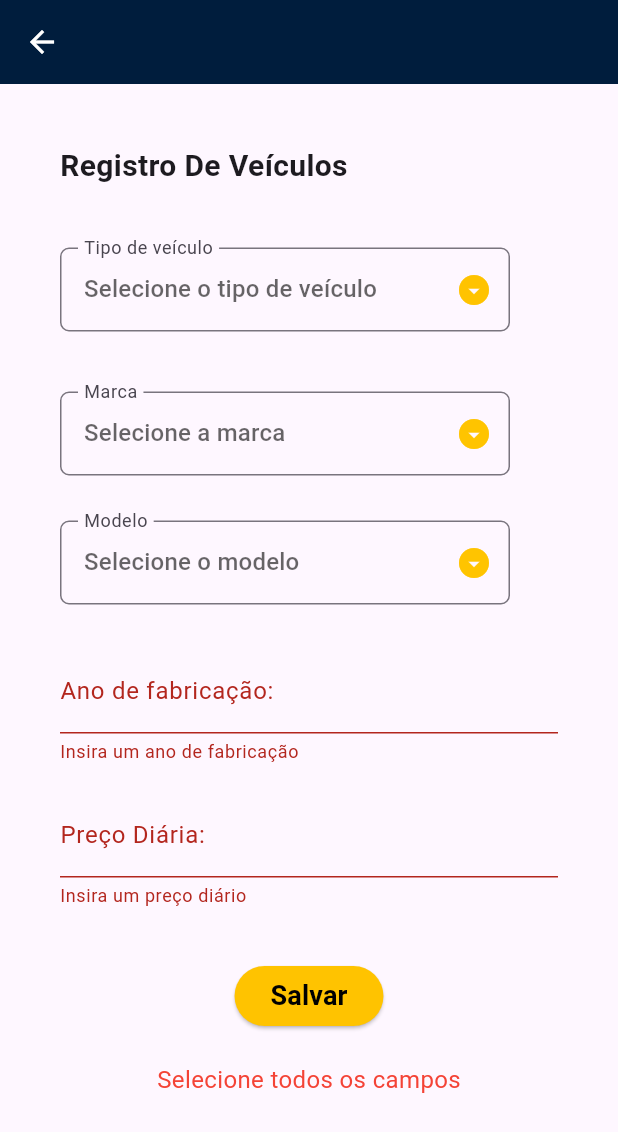
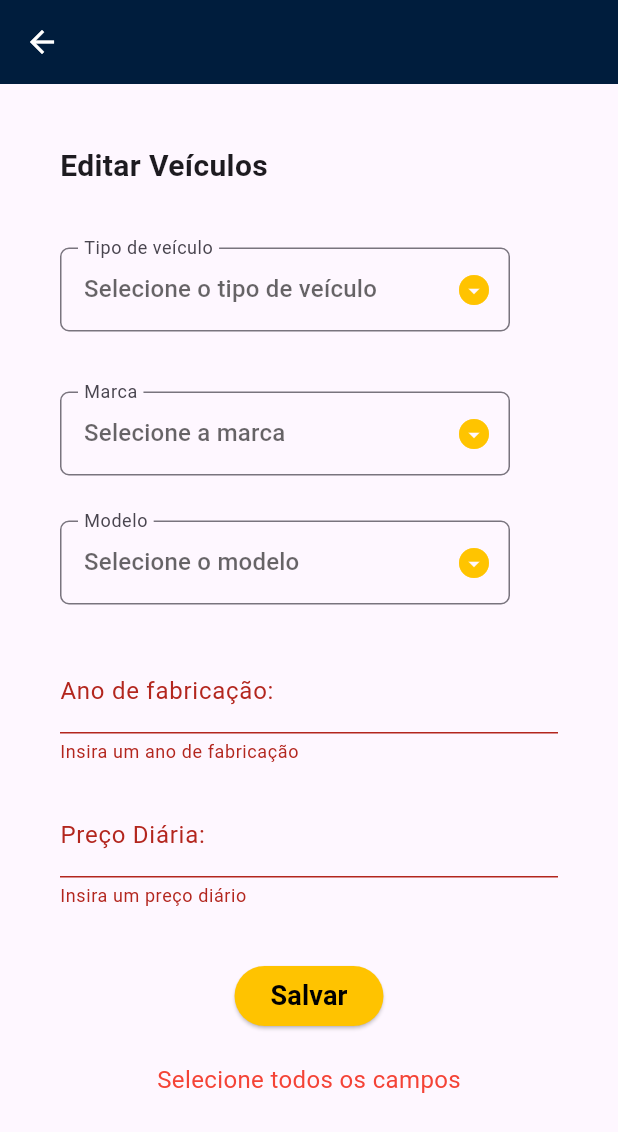
Before and after one commit to LarissaBeatrizCosta/myapp, a Flutter app: the UpdateVehicles screen opened directly with empty values, after a tap on "Salvar", on a phone screen of 412 x 824 dp. Shown: the top 1132 px of the screen. Run offline on Flutter 3.47's test engine with Material 3 defaults, Android fonts, the phone set to English and light mode, and no system bars; our stand-ins replace image_picker, mask_text_input_formatter, shared_preferences, sqflite; accounts and stored records are empty.

```diff
--- a/lib/controllers/database.dart
+++ b/lib/controllers/database.dart
@@ -32,7 +32,7 @@ class TableCustomers extends ChangeNotifier {
   $name TEXT NOT NULL,
   $phone TEXT NOT NULL,
   $state TEXT NOT NULL,
-  $city TEXT NOT NULL,
+  $city TEXT NOT NULL
 
   );
   ''';
--- a/lib/providers/customers_state.dart
+++ b/lib/providers/customers_state.dart
@@ -13,7 +13,6 @@ class CustomersState extends ChangeNotifier {
 
   ///Lista de clientes do banco
   final tableCustomers = TableCustomers();
-
 
   ///Lista de Clientes State
   final customers = <CustomerModel>[];
--- a/lib/views/customers_view.dart
+++ b/lib/views/customers_view.dart
@@ -13,6 +13,7 @@ class CustomersView extends StatelessWidget {
   @override
   Widget build(BuildContext context) {
     final stateTheme = Provider.of<ThemeState>(context);
+
 
     return ChangeNotifierProvider(
       create: (context) => CustomersState(),
--- a/lib/views/update_vehicles.dart
+++ b/lib/views/update_vehicles.dart
@@ -47,7 +47,7 @@ class UpdateVehicles extends StatelessWidget {
                     crossAxisAlignment: CrossAxisAlignment.start,
                     children: [
                       const Text(
-                        'Registro De Veículos',
+                        'Editar Veículos',
                         style: TextStyle(
                           fontSize: 20,
                           fontWeight: FontWeight.bold,
```
Also changed, not shown: lib/views/vehicles_view.dart (+6 -6 lines), lib/views/register_customer_view.dart (line endings or trailing spaces).
